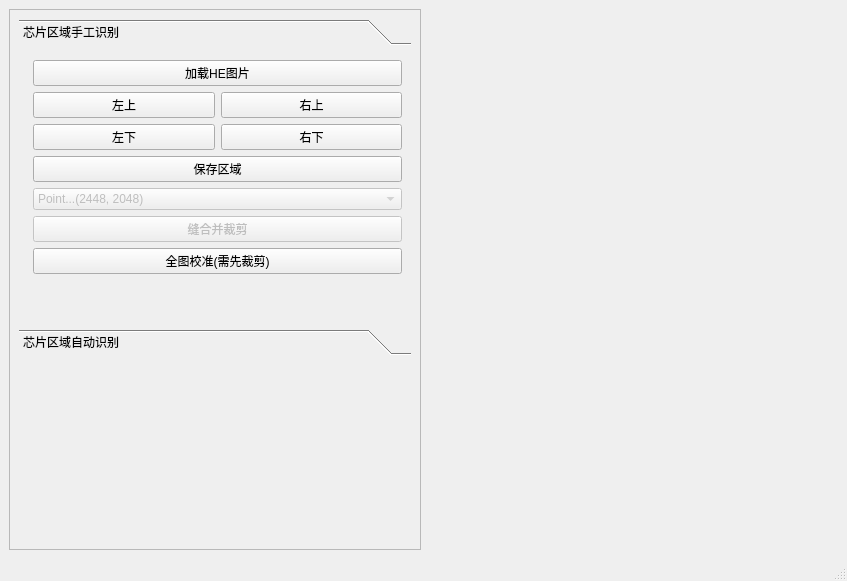
Old version of the form need/ChipRegion.ui in the repository ofen1996/Biomarker-BMChiper-no-div.
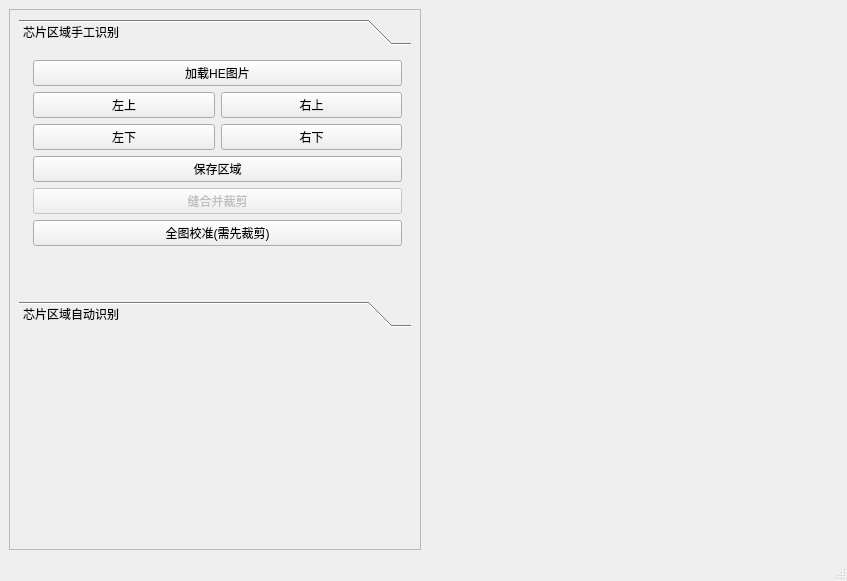
New version of the form.

```diff
--- a/need/ChipRegion.ui
+++ b/need/ChipRegion.ui
@@ -60,7 +60,7 @@
              <x>0</x>
              <y>0</y>
              <width>392</width>
-             <height>230</height>
+             <height>259</height>
             </rect>
            </property>
            <attribute name="label">
@@ -128,29 +128,6 @@
                  </property>
                 </widget>
                </item>
-               <item>
-                <widget class="QComboBox" name="comboBox_camera_type">
-                 <property name="enabled">
-                  <bool>false</bool>
-                 </property>
-                 <property name="sizePolicy">
-                  <sizepolicy hsizetype="Minimum" vsizetype="Fixed">
-                   <horstretch>0</horstretch>
-                   <verstretch>0</verstretch>
-                  </sizepolicy>
-                 </property>
-                 <item>
-                  <property name="text">
-                   <string>Point...(2448, 2048)</string>
-                  </property>
-                 </item>
-                 <item>
-                  <property name="text">
-                   <string>pco...(2048, 2048)</string>
-                  </property>
-                 </item>
-                </widget>
-               </item>
                <item>
                 <widget class="QPushButton" name="stitch_chip">
                  <property name="enabled">
```
